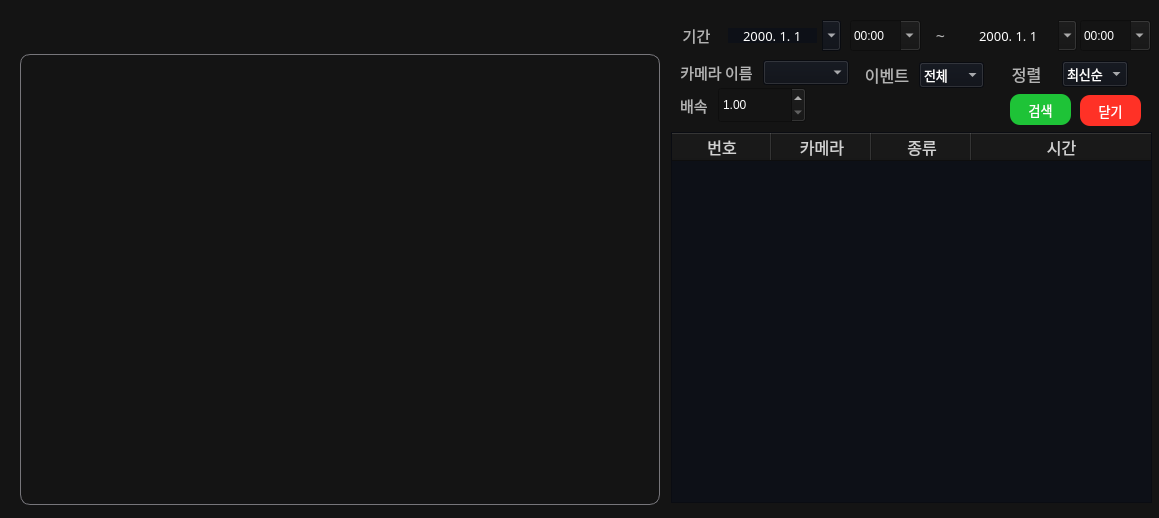
First picture: the form in ui/search.ui, repository diddytpq/MS-AI-Viewer, before the edit.
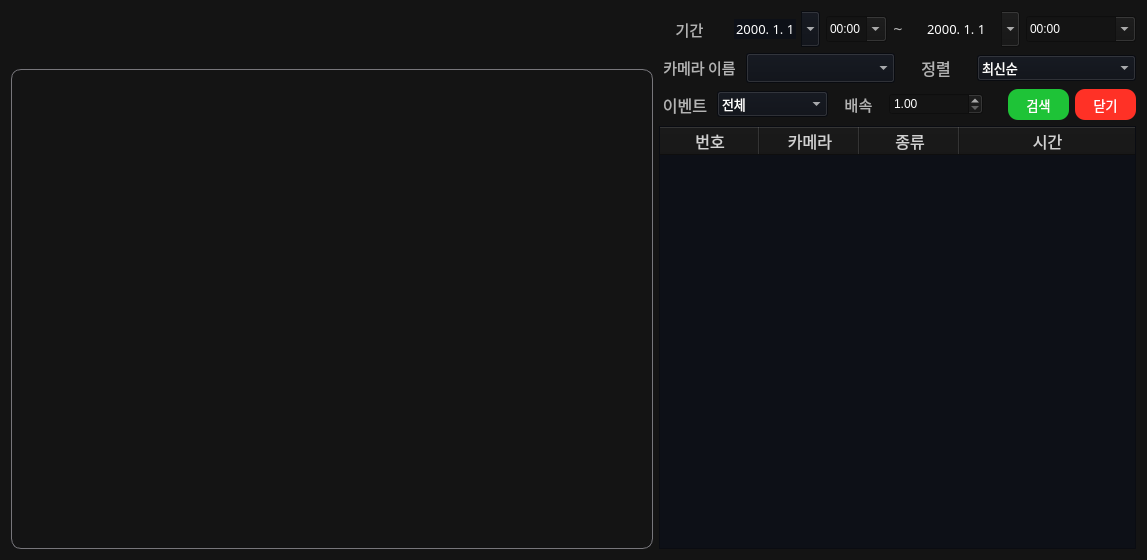
Second picture: the form after the edit. Icons and pictures are not drawn.

The edit to the form file:
```diff
--- a/ui/search.ui
+++ b/ui/search.ui
@@ -6,8 +6,8 @@
    <rect>
     <x>0</x>
     <y>0</y>
-    <width>1159</width>
-    <height>518</height>
+    <width>1147</width>
+    <height>560</height>
    </rect>
   </property>
   <property name="windowTitle">
@@ -17,14 +17,83 @@
    <string notr="true">background-color: rgb(20, 20, 20);
 </string>
   </property>
+  <layout class="QHBoxLayout" name="horizontalLayout_14">
+   <item>
+    <layout class="QHBoxLayout" name="horizontalLayout_13">
+     <item>
+      <layout class="QVBoxLayout" name="verticalLayout_2">
+       <item>
+        <widget class="QWidget" name="widget" native="true">
+         <property name="maximumSize">
+          <size>
+           <width>16777215</width>
+           <height>54</height>
+          </size>
+         </property>
+         <layout class="QVBoxLayout" name="verticalLayout">
+          <item>
+           <layout class="QHBoxLayout" name="horizontalLayout">
+            <item>
+             <widget class="QLabel" name="top_logo">
+              <property name="sizePolicy">
+               <sizepolicy hsizetype="Fixed" vsizetype="Fixed">
+                <horstretch>0</horstretch>
+                <verstretch>0</verstretch>
+               </sizepolicy>
+              </property>
+              <property name="minimumSize">
+               <size>
+                <width>189</width>
+                <height>32</height>
+               </size>
+              </property>
+              <property name="maximumSize">
+               <size>
+                <width>189</width>
+                <height>32</height>
+               </size>
+              </property>
+              <property name="font">
+               <font>
+                <family>Sans</family>
+               </font>
+              </property>
+              <property name="text">
+               <string/>
+              </property>
+              <property name="pixmap">
+               <pixmap resource="../ms_ai_img.qrc">:/newPrefix/ui/images/logo.svg</pixmap>
+              </property>
+              <property name="scaledContents">
+               <bool>true</bool>
+              </property>
+             </widget>
+            </item>
+            <item>
+             <spacer name="horizontalSpacer">
+              <property name="orientation">
+               <enum>Qt::Orientation::Horizontal</enum>
+              </property>
+              <property name="sizeHint" stdset="0">
+               <size>
+                <width>40</width>
+                <height>20</height>
+               </size>
+              </property>
+             </spacer>
+            </item>
+           </layout>
+          </item>
+         </layout>
+        </widget>
+       </item>
+       <item>
   <widget class="QLabel" name="search_viewer">
-   <property name="geometry">
-    <rect>
-     <x>20</x>
-     <y>54</y>
+         <property name="minimumSize">
+          <size>
      <width>640</width>
-     <height>451</height>
-    </rect>
+           <height>480</height>
+          </size>
    </property>
    <property name="font">
     <font>
@@ -45,15 +114,17 @@
     <set>Qt::AlignmentFlag::AlignCenter</set>
    </property>
   </widget>
+       </item>
+      </layout>
+     </item>
+     <item>
+      <layout class="QVBoxLayout" name="verticalLayout_3">
+       <item>
+        <layout class="QHBoxLayout" name="horizontalLayout_5">
+         <item>
+          <layout class="QHBoxLayout" name="horizontalLayout_4">
+           <item>
   <widget class="QLabel" name="time_label">
-   <property name="geometry">
-    <rect>
-     <x>666</x>
-     <y>15</y>
-     <width>61</width>
-     <height>41</height>
-    </rect>
-   </property>
    <property name="font">
     <font>
      <family>Sans</family>
@@ -71,174 +142,11 @@
     <set>Qt::AlignmentFlag::AlignCenter</set>
    </property>
   </widget>
-  <widget class="QTableWidget" name="event_table">
-   <property name="geometry">
-    <rect>
-     <x>671</x>
-     <y>132</y>
-     <width>481</width>
-     <height>371</height>
-    </rect>
-   </property>
-   <property name="font">
-    <font>
-     <family>Sans</family>
-     <pointsize>11</pointsize>
-     <bold>false</bold>
-    </font>
-   </property>
-   <property name="focusPolicy">
-    <enum>Qt::FocusPolicy::NoFocus</enum>
-   </property>
-   <property name="styleSheet">
-    <string notr="true">QTableWidget {
-    background-color: rgb(13, 16, 23); /* 테이블 전체 배경색 */
-    color: rgb(255, 255, 255);
-}
-
-QHeaderView::section {
-    color: rgb(209, 209, 209); /* 헤더 텍스트 색상 - 회색 */
-}
-
-QTableWidget::item {
-    color: rgb(255, 255, 255); /* 기본 상태에서의 텍스트 색상 - 흰색 */
-
-}
-
-QTableWidget::item:selected {
-    background-color: rgb(32,39,49); /* 선택된 셀의 배경색 */
-    color: rgb(255, 255, 255);
-
-}
-
-QScrollBar:vertical {
-    border: 1px solid #999999;
-    background: #b3b3b3c6;
-    width: 8px;
-}
-QScrollBar::handle:vertical {
-background: #2f2f2f; 
-min-height: 10px;
-width: 8px;
-
-}
-</string>
-   </property>
-   <property name="selectionMode">
-    <enum>QAbstractItemView::SelectionMode::SingleSelection</enum>
-   </property>
-   <property name="selectionBehavior">
-    <enum>QAbstractItemView::SelectionBehavior::SelectRows</enum>
-   </property>
-   <property name="showGrid">
-    <bool>false</bool>
-   </property>
-   <property name="gridStyle">
-    <enum>Qt::PenStyle::DashDotLine</enum>
-   </property>
-   <property name="sortingEnabled">
-    <bool>false</bool>
-   </property>
-   <property name="wordWrap">
-    <bool>false</bool>
-   </property>
-   <attribute name="horizontalHeaderHighlightSections">
-    <bool>false</bool>
-   </attribute>
-   <attribute name="horizontalHeaderStretchLastSection">
-    <bool>true</bool>
-   </attribute>
-   <attribute name="verticalHeaderVisible">
-    <bool>false</bool>
-   </attribute>
-   <attribute name="verticalHeaderHighlightSections">
-    <bool>false</bool>
-   </attribute>
-   <attribute name="verticalHeaderStretchLastSection">
-    <bool>false</bool>
-   </attribute>
-   <column>
-    <property name="text">
-     <string>번호</string>
-    </property>
-    <property name="font">
-     <font>
-      <pointsize>12</pointsize>
-     </font>
-    </property>
-   </column>
-   <column>
-    <property name="text">
-     <string>카메라</string>
-    </property>
-    <property name="font">
-     <font>
-      <pointsize>12</pointsize>
-     </font>
-    </property>
-   </column>
-   <column>
-    <property name="text">
-     <string>종류</string>
-    </property>
-    <property name="font">
-     <font>
-      <pointsize>12</pointsize>
-     </font>
-    </property>
-   </column>
-   <column>
-    <property name="text">
-     <string>시간</string>
-    </property>
-    <property name="font">
-     <font>
-      <pointsize>12</pointsize>
-     </font>
-    </property>
-   </column>
-  </widget>
-  <widget class="QLabel" name="time_tilde">
-   <property name="geometry">
-    <rect>
-     <x>920</x>
-     <y>25</y>
-     <width>41</width>
-     <height>21</height>
-    </rect>
-   </property>
-   <property name="sizePolicy">
-    <sizepolicy hsizetype="Fixed" vsizetype="Fixed">
-     <horstretch>0</horstretch>
-     <verstretch>0</verstretch>
-    </sizepolicy>
-   </property>
-   <property name="font">
-    <font>
-     <family>Sans</family>
-     <pointsize>12</pointsize>
-    </font>
-   </property>
-   <property name="styleSheet">
-    <string notr="true">color: rgb(179,179,179);
-background-color: rgba(191, 64, 64, 0);</string>
-   </property>
-   <property name="text">
-    <string>~</string>
-   </property>
-   <property name="alignment">
-    <set>Qt::AlignmentFlag::AlignCenter</set>
-   </property>
-  </widget>
+           </item>
+           <item>
+            <layout class="QHBoxLayout" name="horizontalLayout_2">
+             <item>
   <widget class="QDateEdit" name="time_day_start_input">
-   <property name="geometry">
-    <rect>
-     <x>720</x>
-     <y>20</y>
-     <width>121</width>
-     <height>31</height>
-    </rect>
-   </property>
    <property name="font">
     <font>
      <family>Sans</family>
@@ -306,71 +214,183 @@
     <bool>true</bool>
    </property>
   </widget>
-  <widget class="QPushButton" name="search_close_bnt">
-   <property name="geometry">
-    <rect>
-     <x>1080</x>
-     <y>95</y>
-     <width>61</width>
-     <height>31</height>
-    </rect>
-   </property>
+             </item>
+             <item>
+              <widget class="QComboBox" name="time_hour_start_box">
    <property name="font">
     <font>
      <family>Sans</family>
      <pointsize>10</pointsize>
-    </font>
-   </property>
-   <property name="cursor">
-    <cursorShape>PointingHandCursor</cursorShape>
-   </property>
+                 <bold>false</bold>
+                </font>
+               </property>
    <property name="styleSheet">
-    <string notr="true">background-color: rgb(255, 49, 38);
-color: rgb(255, 255, 255);
-border-radius: 10px;
+                <string notr="true">color: rgb(255, 255, 255);
+selection-background-color: rgb(53, 132, 228);
 </string>
    </property>
+               <property name="editable">
+                <bool>true</bool>
+               </property>
+               <property name="minimumContentsLength">
+                <number>0</number>
+               </property>
+               <item>
    <property name="text">
-    <string>닫기</string>
-   </property>
-  </widget>
-  <widget class="QPushButton" name="time_search_bnt">
-   <property name="geometry">
-    <rect>
-     <x>1010</x>
-     <y>94</y>
-     <width>61</width>
-     <height>31</height>
-    </rect>
+                 <string>00:00</string>
+                </property>
+               </item>
+               <item>
+                <property name="text">
+                 <string>01:00</string>
+                </property>
+               </item>
+               <item>
+                <property name="text">
+                 <string>02:00</string>
+                </property>
+               </item>
+               <item>
+                <property name="text">
+                 <string>03:00</string>
+                </property>
+               </item>
+               <item>
+                <property name="text">
+                 <string>04:00</string>
+                </property>
+               </item>
+               <item>
+                <property name="text">
+                 <string>05:00</string>
+                </property>
+               </item>
+               <item>
+                <property name="text">
+                 <string>06:00</string>
+                </property>
+               </item>
+               <item>
+                <property name="text">
+                 <string>07:00</string>
+                </property>
+               </item>
+               <item>
+                <property name="text">
+                 <string>08:00</string>
+                </property>
+               </item>
+               <item>
+                <property name="text">
+                 <string>09:00</string>
+                </property>
+               </item>
+               <item>
+                <property name="text">
+                 <string>10:00</string>
+                </property>
+               </item>
+               <item>
+                <property name="text">
+                 <string>11:00</string>
+                </property>
+               </item>
+               <item>
+                <property name="text">
+                 <string>12:00</string>
+                </property>
+               </item>
+               <item>
+                <property name="text">
+                 <string>13:00</string>
+                </property>
+               </item>
+               <item>
+                <property name="text">
+                 <string>14:00</string>
+                </property>
+               </item>
+               <item>
+                <property name="text">
+                 <string>15:00</string>
+                </property>
+               </item>
+               <item>
+                <property name="text">
+                 <string>16:00</string>
+                </property>
+               </item>
+               <item>
+                <property name="text">
+                 <string>17:00</string>
+                </property>
+               </item>
+               <item>
+                <property name="text">
+                 <string>18:00</string>
+                </property>
+               </item>
+               <item>
+                <property name="text">
+                 <string>19:00</string>
+                </property>
+               </item>
+               <item>
+                <property name="text">
+                 <string>20:00</string>
+                </property>
+               </item>
+               <item>
+                <property name="text">
+                 <string>21:00</string>
+                </property>
+               </item>
+               <item>
+                <property name="text">
+                 <string>22:00</string>
+                </property>
+               </item>
+               <item>
+                <property name="text">
+                 <string>23:00</string>
+                </property>
+               </item>
+              </widget>
+             </item>
+            </layout>
+           </item>
+          </layout>
+         </item>
+         <item>
+          <widget class="QLabel" name="time_tilde">
+           <property name="sizePolicy">
+            <sizepolicy hsizetype="Fixed" vsizetype="Fixed">
+             <horstretch>0</horstretch>
+             <verstretch>0</verstretch>
+            </sizepolicy>
    </property>
    <property name="font">
     <font>
      <family>Sans</family>
-     <pointsize>10</pointsize>
-    </font>
-   </property>
-   <property name="cursor">
-    <cursorShape>PointingHandCursor</cursorShape>
-   </property>
+             <pointsize>12</pointsize>
+            </font>
+           </property>
    <property name="styleSheet">
-    <string notr="true">background-color: rgb(30, 195, 55);
-color: rgb(255, 255, 255);
-border-radius: 10px;
-</string>
+            <string notr="true">color: rgb(179,179,179);
+background-color: rgba(191, 64, 64, 0);</string>
    </property>
    <property name="text">
-    <string>검색</string>
-   </property>
-  </widget>
+            <string>~</string>
+           </property>
+           <property name="alignment">
+            <set>Qt::AlignmentFlag::AlignCenter</set>
+           </property>
+          </widget>
+         </item>
+         <item>
+          <layout class="QHBoxLayout" name="horizontalLayout_3">
+           <item>
   <widget class="QDateEdit" name="time_day_end_input">
-   <property name="geometry">
-    <rect>
-     <x>956</x>
-     <y>20</y>
-     <width>121</width>
-     <height>31</height>
-    </rect>
-   </property>
    <property name="font">
     <font>
      <family>Sans</family>
@@ -423,23 +443,215 @@
     <bool>true</bool>
    </property>
   </widget>
-  <widget class="QWidget" name="layoutWidget">
-   <property name="geometry">
-    <rect>
-     <x>997</x>
-     <y>60</y>
-     <width>131</width>
-     <height>28</height>
-    </rect>
-   </property>
+           </item>
+           <item>
+            <widget class="QComboBox" name="time_hour_end_box">
+             <property name="font">
+              <font>
+               <family>Sans</family>
+               <pointsize>10</pointsize>
+               <bold>false</bold>
+              </font>
+             </property>
+             <property name="styleSheet">
+              <string notr="true">color: rgb(255, 255, 255);
+selection-background-color: rgb(53, 132, 228);
+</string>
+             </property>
+             <property name="editable">
+              <bool>true</bool>
+             </property>
+             <property name="minimumContentsLength">
+              <number>0</number>
+             </property>
+             <item>
+              <property name="text">
+               <string>00:00</string>
+              </property>
+             </item>
+             <item>
+              <property name="text">
+               <string>01:00</string>
+              </property>
+             </item>
+             <item>
+              <property name="text">
+               <string>02:00</string>
+              </property>
+             </item>
+             <item>
+              <property name="text">
+               <string>03:00</string>
+              </property>
+             </item>
+             <item>
+              <property name="text">
+               <string>04:00</string>
+              </property>
+             </item>
+             <item>
+              <property name="text">
+               <string>05:00</string>
+              </property>
+             </item>
+             <item>
+              <property name="text">
+               <string>06:00</string>
+              </property>
+             </item>
+             <item>
+              <property name="text">
+               <string>07:00</string>
+              </property>
+             </item>
+             <item>
+              <property name="text">
+               <string>08:00</string>
+              </property>
+             </item>
+             <item>
+              <property name="text">
+               <string>09:00</string>
+              </property>
+             </item>
+             <item>
+              <property name="text">
+               <string>10:00</string>
+              </property>
+             </item>
+             <item>
+              <property name="text">
+               <string>11:00</string>
+              </property>
+             </item>
+             <item>
+              <property name="text">
+               <string>12:00</string>
+              </property>
+             </item>
+             <item>
+              <property name="text">
+               <string>13:00</string>
+              </property>
+             </item>
+             <item>
+              <property name="text">
+               <string>14:00</string>
+              </property>
+             </item>
+             <item>
+              <property name="text">
+               <string>15:00</string>
+              </property>
+             </item>
+             <item>
+              <property name="text">
+               <string>16:00</string>
+              </property>
+             </item>
+             <item>
+              <property name="text">
+               <string>17:00</string>
+              </property>
+             </item>
+             <item>
+              <property name="text">
+               <string>18:00</string>
+              </property>
+             </item>
+             <item>
+              <property name="text">
+               <string>19:00</string>
+              </property>
+             </item>
+             <item>
+              <property name="text">
+               <string>20:00</string>
+              </property>
+             </item>
+             <item>
+              <property name="text">
+               <string>21:00</string>
+              </property>
+             </item>
+             <item>
+              <property name="text">
+               <string>22:00</string>
+              </property>
+             </item>
+             <item>
+              <property name="text">
+               <string>23:00</string>
+              </property>
+             </item>
+            </widget>
+           </item>
+          </layout>
+         </item>
+        </layout>
+       </item>
+       <item>
+        <layout class="QHBoxLayout" name="horizontalLayout_8">
+         <item>
+          <layout class="QHBoxLayout" name="horizontalLayout_6">
+           <item>
+            <widget class="QLabel" name="camera_num_label">
+             <property name="maximumSize">
+              <size>
+               <width>81</width>
+               <height>25</height>
+              </size>
+             </property>
    <property name="font">
     <font>
      <family>Sans</family>
-    </font>
-   </property>
-   <layout class="QHBoxLayout" name="horizontalLayout_2">
+               <pointsize>11</pointsize>
+              </font>
+             </property>
+             <property name="styleSheet">
+              <string notr="true">color: rgb(179,179,179);
+background-color: rgba(191, 64, 64, 0);</string>
+             </property>
+             <property name="text">
+              <string>카메라 이름</string>
+             </property>
+             <property name="alignment">
+              <set>Qt::AlignmentFlag::AlignCenter</set>
+             </property>
+            </widget>
+           </item>
+           <item>
+            <widget class="QComboBox" name="camera_name_box">
+             <property name="font">
+              <font>
+               <family>Sans</family>
+               <pointsize>11</pointsize>
+               <bold>false</bold>
+              </font>
+             </property>
+             <property name="styleSheet">
+              <string notr="true">color: rgb(255, 255, 255);
+background-color: rgb(13, 16, 23);
+selection-background-color: rgb(53, 132, 228);
+</string>
+             </property>
+             <property name="minimumContentsLength">
+              <number>0</number>
+             </property>
+            </widget>
+           </item>
+          </layout>
+         </item>
+         <item>
+          <layout class="QHBoxLayout" name="horizontalLayout_7">
     <item>
      <widget class="QLabel" name="sort_label">
+             <property name="maximumSize">
+              <size>
+               <width>70</width>
+               <height>57</height>
+              </size>
+             </property>
       <property name="font">
        <font>
         <family>Sans</family>
@@ -489,24 +701,21 @@
      </widget>
     </item>
    </layout>
-  </widget>
-  <widget class="QWidget" name="layoutWidget">
-   <property name="geometry">
-    <rect>
-     <x>861</x>
-     <y>61</y>
-     <width>123</width>
-     <height>28</height>
-    </rect>
-   </property>
-   <property name="font">
-    <font>
-     <family>Sans</family>
-    </font>
-   </property>
-   <layout class="QHBoxLayout" name="horizontalLayout">
+         </item>
+        </layout>
+       </item>
+       <item>
+        <layout class="QHBoxLayout" name="horizontalLayout_12">
+         <item>
+          <layout class="QHBoxLayout" name="horizontalLayout_9">
     <item>
      <widget class="QLabel" name="event_label">
+             <property name="maximumSize">
+              <size>
+               <width>52</width>
+               <height>16777215</height>
+              </size>
+             </property>
       <property name="font">
        <font>
         <family>Sans</family>
@@ -576,363 +785,16 @@
      </widget>
     </item>
    </layout>
-  </widget>
-  <widget class="QComboBox" name="time_hour_start_box">
-   <property name="geometry">
-    <rect>
-     <x>850</x>
-     <y>20</y>
-     <width>71</width>
-     <height>31</height>
-    </rect>
-   </property>
-   <property name="font">
-    <font>
-     <family>Sans</family>
-     <pointsize>10</pointsize>
-     <bold>false</bold>
-    </font>
-   </property>
-   <property name="styleSheet">
-    <string notr="true">color: rgb(255, 255, 255);
-selection-background-color: rgb(53, 132, 228);
-</string>
-   </property>
-   <property name="editable">
-    <bool>true</bool>
-   </property>
-   <property name="minimumContentsLength">
-    <number>0</number>
-   </property>
-   <item>
-    <property name="text">
-     <string>00:00</string>
-    </property>
    </item>
    <item>
-    <property name="text">
-     <string>01:00</string>
-    </property>
-   </item>
+          <layout class="QHBoxLayout" name="horizontalLayout_10">
    <item>
-    <property name="text">
-     <string>02:00</string>
-    </property>
-   </item>
-   <item>
-    <property name="text">
-     <string>03:00</string>
-    </property>
-   </item>
-   <item>
-    <property name="text">
-     <string>04:00</string>
-    </property>
-   </item>
-   <item>
-    <property name="text">
-     <string>05:00</string>
-    </property>
-   </item>
-   <item>
-    <property name="text">
-     <string>06:00</string>
-    </property>
-   </item>
-   <item>
-    <property name="text">
-     <string>07:00</string>
-    </property>
-   </item>
-   <item>
-    <property name="text">
-     <string>08:00</string>
-    </property>
-   </item>
-   <item>
-    <property name="text">
-     <string>09:00</string>
-    </property>
-   </item>
-   <item>
-    <property name="text">
-     <string>10:00</string>
-    </property>
-   </item>
-   <item>
-    <property name="text">
-     <string>11:00</string>
-    </property>
-   </item>
-   <item>
-    <property name="text">
-     <string>12:00</string>
-    </property>
-   </item>
-   <item>
-    <property name="text">
-     <string>13:00</string>
-    </property>
-   </item>
-   <item>
-    <property name="text">
-     <string>14:00</string>
-    </property>
-   </item>
-   <item>
-    <property name="text">
-     <string>15:00</string>
-    </property>
-   </item>
-   <item>
-    <property name="text">
-     <string>16:00</string>
-    </property>
-   </item>
-   <item>
-    <property name="text">
-     <string>17:00</string>
-    </property>
-   </item>
-   <item>
-    <property name="text">
-     <string>18:00</string>
-    </property>
-   </item>
-   <item>
-    <property name="text">
-     <string>19:00</string>
-    </property>
-   </item>
-   <item>
-    <property name="text">
-     <string>20:00</string>
-    </property>
-   </item>
-   <item>
-    <property name="text">
-     <string>21:00</string>
-    </property>
-   </item>
-   <item>
-    <property name="text">
-     <string>22:00</string>
-    </property>
-   </item>
-   <item>
-    <property name="text">
-     <string>23:00</string>
-    </property>
-   </item>
-  </widget>
-  <widget class="QComboBox" name="time_hour_end_box">
-   <property name="geometry">
-    <rect>
-     <x>1080</x>
-     <y>20</y>
-     <width>71</width>
-     <height>31</height>
-    </rect>
-   </property>
-   <property name="font">
-    <font>
-     <family>Sans</family>
-     <pointsize>10</pointsize>
-     <bold>false</bold>
-    </font>
-   </property>
-   <property name="styleSheet">
-    <string notr="true">color: rgb(255, 255, 255);
-selection-background-color: rgb(53, 132, 228);
-</string>
-   </property>
-   <property name="editable">
-    <bool>true</bool>
-   </property>
-   <property name="minimumContentsLength">
-    <number>0</number>
-   </property>
-   <item>
-    <property name="text">
-     <string>00:00</string>
-    </property>
-   </item>
-   <item>
-    <property name="text">
-     <string>01:00</string>
-    </property>
-   </item>
-   <item>
-    <property name="text">
-     <string>02:00</string>
-    </property>
-   </item>
-   <item>
-    <property name="text">
-     <string>03:00</string>
-    </property>
-   </item>
-   <item>
-    <property name="text">
-     <string>04:00</string>
-    </property>
-   </item>
-   <item>
-    <property name="text">
-     <string>05:00</string>
-    </property>
-   </item>
-   <item>
-    <property name="text">
-     <string>06:00</string>
-    </property>
-   </item>
-   <item>
-    <property name="text">
-     <string>07:00</string>
-    </property>
-   </item>
-   <item>
-    <property name="text">
-     <string>08:00</string>
-    </property>
-   </item>
-   <item>
-    <property name="text">
-     <string>09:00</string>
-    </property>
-   </item>
-   <item>
-    <property name="text">
-     <string>10:00</string>
-    </property>
-   </item>
-   <item>
-    <property name="text">
-     <string>11:00</string>
-    </property>
-   </item>
-   <item>
-    <property name="text">
-     <string>12:00</string>
-    </property>
-   </item>
-   <item>
-    <property name="text">
-     <string>13:00</string>
-    </property>
-   </item>
-   <item>
-    <property name="text">
-     <string>14:00</string>
-    </property>
-   </item>
-   <item>
-    <property name="text">
-     <string>15:00</string>
-    </property>
-   </item>
-   <item>
-    <property name="text">
-     <string>16:00</string>
-    </property>
-   </item>
-   <item>
-    <property name="text">
-     <string>17:00</string>
-    </property>
-   </item>
-   <item>
-    <property name="text">
-     <string>18:00</string>
-    </property>
-   </item>
-   <item>
-    <property name="text">
-     <string>19:00</string>
-    </property>
-   </item>
-   <item>
-    <property name="text">
-     <string>20:00</string>
-    </property>
-   </item>
-   <item>
-    <property name="text">
-     <string>21:00</string>
-    </property>
-   </item>
-   <item>
-    <property name="text">
-     <string>22:00</string>
-    </property>
-   </item>
-   <item>
-    <property name="text">
-     <string>23:00</string>
-    </property>
-   </item>
-  </widget>
-  <widget class="QLabel" name="camera_num_label">
-   <property name="geometry">
-    <rect>
-     <x>676</x>
-     <y>60</y>
-     <width>81</width>
-     <height>25</height>
-    </rect>
-   </property>
-   <property name="font">
-    <font>
-     <family>Sans</family>
-     <pointsize>11</pointsize>
-    </font>
-   </property>
-   <property name="styleSheet">
-    <string notr="true">color: rgb(179,179,179);
-background-color: rgba(191, 64, 64, 0);</string>
-   </property>
-   <property name="text">
-    <string>카메라 이름</string>
-   </property>
-   <property name="alignment">
-    <set>Qt::AlignmentFlag::AlignCenter</set>
-   </property>
-  </widget>
-  <widget class="QComboBox" name="camera_name_box">
-   <property name="geometry">
-    <rect>
-     <x>763</x>
-     <y>60</y>
-     <width>86</width>
-     <height>25</height>
-    </rect>
-   </property>
-   <property name="font">
-    <font>
-     <family>Sans</family>
-     <pointsize>11</pointsize>
-     <bold>false</bold>
-    </font>
-   </property>
-   <property name="styleSheet">
-    <string notr="true">color: rgb(255, 255, 255);
-background-color: rgb(13, 16, 23);
-selection-background-color: rgb(53, 132, 228);
-</string>
-   </property>
-   <property name="minimumContentsLength">
-    <number>0</number>
-   </property>
-  </widget>
   <widget class="QLabel" name="time_video_time_speed_label">
-   <property name="geometry">
-    <rect>
-     <x>680</x>
-     <y>90</y>
-     <width>31</width>
-     <height>31</height>
-    </rect>
+             <property name="maximumSize">
+              <size>
+               <width>49</width>
+               <height>16777215</height>
+              </size>
    </property>
    <property name="font">
     <font>
@@ -940,6 +802,9 @@
      <pointsize>11</pointsize>
     </font>
    </property>
+             <property name="layoutDirection">
+              <enum>Qt::LayoutDirection::LeftToRight</enum>
+             </property>
    <property name="styleSheet">
     <string notr="true">color: rgb(179,179,179);
 background-color: rgba(255, 255, 255, 0);</string>
@@ -948,18 +813,12 @@
     <string>배속</string>
    </property>
    <property name="alignment">
-    <set>Qt::AlignmentFlag::AlignLeading|Qt::AlignmentFlag::AlignLeft|Qt::AlignmentFlag::AlignVCenter</set>
-   </property>
-  </widget>
+              <set>Qt::AlignmentFlag::AlignCenter</set>
+             </property>
+            </widget>
+           </item>
+           <item>
   <widget class="QDoubleSpinBox" name="time_video_time_speed_input">
-   <property name="geometry">
-    <rect>
-     <x>718</x>
-     <y>87</y>
-     <width>88</width>
-     <height>36</height>
-    </rect>
-   </property>
    <property name="styleSheet">
     <string notr="true">color: rgb(255, 255, 255);</string>
    </property>
@@ -973,42 +832,255 @@
     <double>0.200000000000000</double>
    </property>
   </widget>
-  <widget class="QLabel" name="top_logo">
-   <property name="geometry">
-    <rect>
-     <x>20</x>
-     <y>11</y>
-     <width>189</width>
-     <height>32</height>
-    </rect>
-   </property>
+           </item>
+           <item>
+            <spacer name="horizontalSpacer_2">
+             <property name="orientation">
+              <enum>Qt::Orientation::Horizontal</enum>
+             </property>
+             <property name="sizeType">
+              <enum>QSizePolicy::Policy::Preferred</enum>
+             </property>
+             <property name="sizeHint" stdset="0">
+              <size>
+               <width>19</width>
+               <height>20</height>
+              </size>
+             </property>
+            </spacer>
+           </item>
+          </layout>
+         </item>
+         <item>
+          <layout class="QHBoxLayout" name="horizontalLayout_11">
+           <item>
+            <widget class="QPushButton" name="time_search_bnt">
    <property name="minimumSize">
     <size>
-     <width>1</width>
-     <height>1</height>
+               <width>61</width>
+               <height>31</height>
     </size>
    </property>
    <property name="maximumSize">
     <size>
-     <width>251</width>
-     <height>41</height>
+               <width>61</width>
+               <height>31</height>
     </size>
    </property>
    <property name="font">
     <font>
      <family>Sans</family>
-    </font>
-   </property>
+               <pointsize>10</pointsize>
+              </font>
+             </property>
+             <property name="cursor">
+              <cursorShape>PointingHandCursor</cursorShape>
+             </property>
+             <property name="styleSheet">
+              <string notr="true">background-color: rgb(30, 195, 55);
+color: rgb(255, 255, 255);
+border-radius: 10px;
+</string>
+             </property>
    <property name="text">
-    <string/>
-   </property>
-   <property name="pixmap">
-    <pixmap resource="../ms_ai_img.qrc">:/newPrefix/ui/images/logo.svg</pixmap>
-   </property>
-   <property name="scaledContents">
+              <string>검색</string>
+             </property>
+            </widget>
+           </item>
+           <item>
+            <widget class="QPushButton" name="search_close_bnt">
+             <property name="minimumSize">
+              <size>
+               <width>61</width>
+               <height>31</height>
+              </size>
+             </property>
+             <property name="maximumSize">
+              <size>
+               <width>61</width>
+               <height>31</height>
+              </size>
+             </property>
+             <property name="font">
+              <font>
+               <family>Sans</family>
+               <pointsize>10</pointsize>
+              </font>
+             </property>
+             <property name="cursor">
+              <cursorShape>PointingHandCursor</cursorShape>
+             </property>
+             <property name="styleSheet">
+              <string notr="true">background-color: rgb(255, 49, 38);
+color: rgb(255, 255, 255);
+border-radius: 10px;
+</string>
+             </property>
+             <property name="text">
+              <string>닫기</string>
+             </property>
+            </widget>
+           </item>
+          </layout>
+         </item>
+        </layout>
+       </item>
+       <item>
+        <widget class="QTableWidget" name="event_table">
+         <property name="minimumSize">
+          <size>
+           <width>477</width>
+           <height>0</height>
+          </size>
+         </property>
+         <property name="maximumSize">
+          <size>
+           <width>477</width>
+           <height>16777215</height>
+          </size>
+         </property>
+         <property name="font">
+          <font>
+           <family>Sans</family>
+           <pointsize>11</pointsize>
+           <bold>false</bold>
+          </font>
+         </property>
+         <property name="focusPolicy">
+          <enum>Qt::FocusPolicy::NoFocus</enum>
+         </property>
+         <property name="styleSheet">
+          <string notr="true">QTableWidget {
+    background-color: rgb(13, 16, 23); /* 테이블 전체 배경색 */
+    color: rgb(255, 255, 255);
+}
+
+QHeaderView::section {
+    color: rgb(209, 209, 209); /* 헤더 텍스트 색상 - 회색 */
+}
+
+QTableWidget::item {
+    color: rgb(255, 255, 255); /* 기본 상태에서의 텍스트 색상 - 흰색 */
+
+}
+
+QTableWidget::item:selected {
+    background-color: rgb(32,39,49); /* 선택된 셀의 배경색 */
+    color: rgb(255, 255, 255);
+
+}
+
+QScrollBar:vertical {
+    border: 1px solid #999999;
+    background: #b3b3b3c6;
+    width: 8px;
+}
+QScrollBar::handle:vertical {
+background: #2f2f2f; 
+min-height: 10px;
+width: 8px;
+
+}
+</string>
+         </property>
+         <property name="selectionMode">
+          <enum>QAbstractItemView::SelectionMode::SingleSelection</enum>
+         </property>
+         <property name="selectionBehavior">
+          <enum>QAbstractItemView::SelectionBehavior::SelectRows</enum>
+         </property>
+         <property name="textElideMode">
+          <enum>Qt::TextElideMode::ElideRight</enum>
+         </property>
+         <property name="showGrid">
+          <bool>false</bool>
+         </property>
+         <property name="gridStyle">
+          <enum>Qt::PenStyle::DashDotLine</enum>
+         </property>
+         <property name="sortingEnabled">
+          <bool>false</bool>
+         </property>
+         <property name="wordWrap">
+          <bool>false</bool>
+         </property>
+         <attribute name="horizontalHeaderVisible">
     <bool>true</bool>
-   </property>
-  </widget>
+         </attribute>
+         <attribute name="horizontalHeaderCascadingSectionResizes">
+          <bool>false</bool>
+         </attribute>
+         <attribute name="horizontalHeaderMinimumSectionSize">
+          <number>56</number>
+         </attribute>
+         <attribute name="horizontalHeaderHighlightSections">
+          <bool>false</bool>
+         </attribute>
+         <attribute name="horizontalHeaderStretchLastSection">
+          <bool>true</bool>
+         </attribute>
+         <attribute name="verticalHeaderVisible">
+          <bool>false</bool>
+         </attribute>
+         <attribute name="verticalHeaderMinimumSectionSize">
+          <number>21</number>
+         </attribute>
+         <attribute name="verticalHeaderDefaultSectionSize">
+          <number>30</number>
+         </attribute>
+         <attribute name="verticalHeaderHighlightSections">
+          <bool>false</bool>
+         </attribute>
+         <attribute name="verticalHeaderStretchLastSection">
+          <bool>false</bool>
+         </attribute>
+         <column>
+          <property name="text">
+           <string>번호</string>
+          </property>
+          <property name="font">
+           <font>
+            <pointsize>12</pointsize>
+           </font>
+          </property>
+         </column>
+         <column>
+          <property name="text">
+           <string>카메라</string>
+          </property>
+          <property name="font">
+           <font>
+            <pointsize>12</pointsize>
+           </font>
+          </property>
+         </column>
+         <column>
+          <property name="text">
+           <string>종류</string>
+          </property>
+          <property name="font">
+           <font>
+            <pointsize>12</pointsize>
+           </font>
+          </property>
+         </column>
+         <column>
+          <property name="text">
+           <string>시간</string>
+          </property>
+          <property name="font">
+           <font>
+            <pointsize>12</pointsize>
+           </font>
+          </property>
+         </column>
+        </widget>
+       </item>
+      </layout>
+     </item>
+    </layout>
+   </item>
+  </layout>
  </widget>
  <resources>
   <include location="../ms_ai_img.qrc"/>
```
Left out of the diff: 1 changed line with no effect on the pictures. Lines whose indentation alone changed are shown as unchanged.
